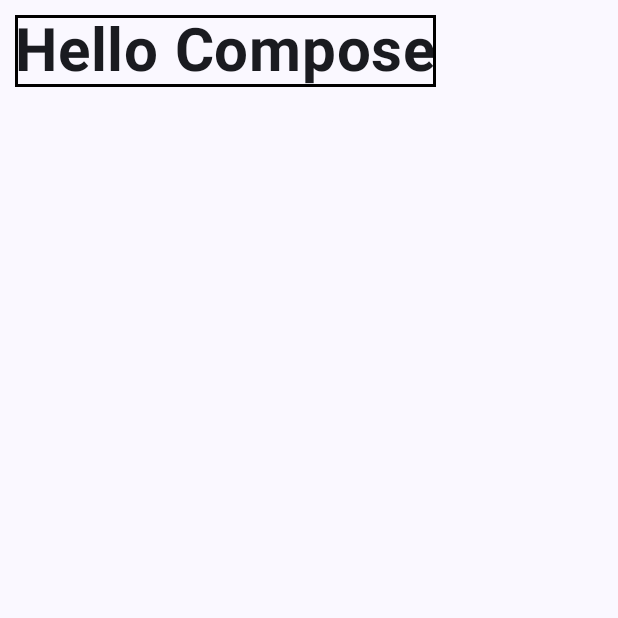
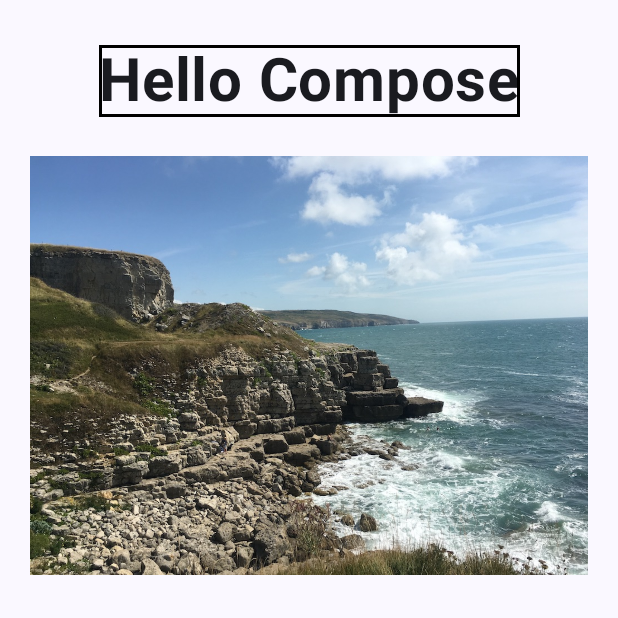
Before and after one commit to sake-2004/mobile_learning_lab2, an Android app built with Jetpack Compose: the screen it shows after launch (MainActivity), on a phone screen of 412 x 824 dp, the top half of it. Run offline under Robolectric (Android 15) with nearby library versions, the phone set to English and light mode, and no system bars.

Commit message:
Column with Text and CustomImage

```diff
--- a/app/src/main/java/com/example/modifierdemo/MainActivity.kt
+++ b/app/src/main/java/com/example/modifierdemo/MainActivity.kt
@@ -6,11 +6,16 @@ import androidx.activity.compose.setContent
 import androidx.activity.enableEdgeToEdge
 import androidx.compose.foundation.Image
 import androidx.compose.foundation.border
+import androidx.compose.foundation.layout.Arrangement
+import androidx.compose.foundation.layout.Column
+import androidx.compose.foundation.layout.Spacer
 import androidx.compose.foundation.layout.fillMaxSize
+import androidx.compose.foundation.layout.height
 import androidx.compose.foundation.layout.padding
 import androidx.compose.material3.Scaffold
 import androidx.compose.material3.Text
 import androidx.compose.runtime.Composable
+import androidx.compose.ui.Alignment
 import androidx.compose.ui.Modifier
 import androidx.compose.ui.graphics.Color
 import androidx.compose.ui.res.painterResource
@@ -36,17 +41,25 @@ class MainActivity : ComponentActivity() {
 
 @Composable
 fun DemoScreen(modifier: Modifier = Modifier) {
+
     val mymodifier = modifier
         .padding(all = 10.dp)
         .border(width = 2.dp, color = Color.Black)
 
-
+    Column(
+        Modifier.padding(20.dp),
+        horizontalAlignment = Alignment.CenterHorizontally,
+        verticalArrangement = Arrangement.Center
+    ) {
         Text(
             "Hello Compose",
             mymodifier,
             fontSize = 40.sp,
             fontWeight = FontWeight.Bold
         )
+        Spacer(Modifier.height(16.dp))
+        CustomImage(R.drawable.vacation)
+    }
 }
 
 @Composable
```
Lines whose indentation alone changed are shown as unchanged.
